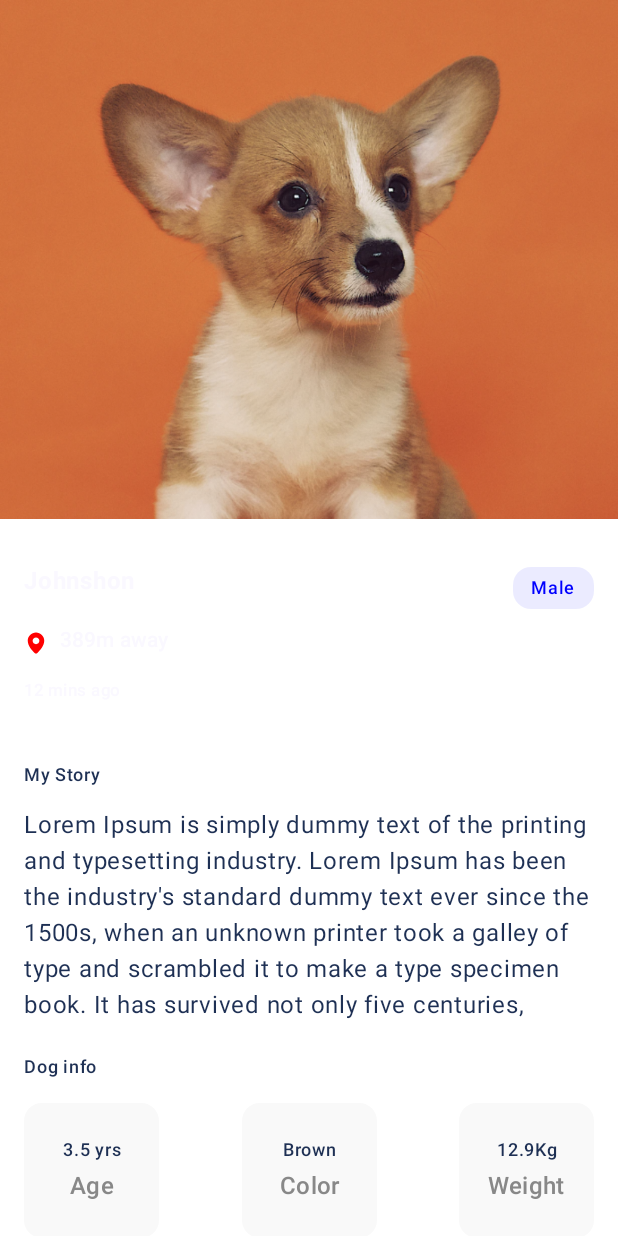
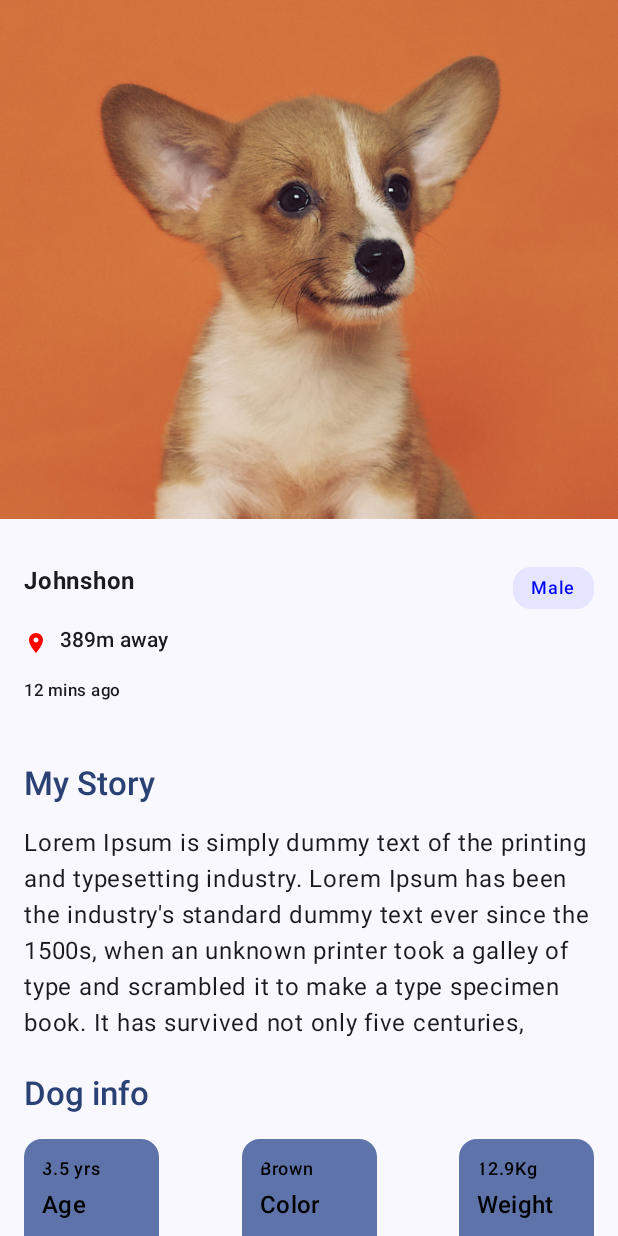
Before and after one commit to Nikhil-Dev-R/Bow-Bow, an Android app built with Jetpack Compose: the composable DetailsView called with empty values, on a phone screen of 412 x 824 dp. Run offline under Robolectric (Android 15) with nearby library versions, the phone set to English and light mode, and no system bars.

Commit message:
Final commit

```diff
--- a/app/build.gradle.kts
+++ b/app/build.gradle.kts
@@ -54,6 +54,7 @@ dependencies {
     implementation(libs.androidx.navigation.compose)
 
     implementation("androidx.compose.material:material-icons-extended:1.6.6")
+    implementation(libs.androidx.appcompat)
 
     testImplementation(libs.junit)
     androidTestImplementation(libs.androidx.junit)
--- a/app/src/main/java/com/rudraksha/bowbow/component/DogInfoCard.kt
+++ b/app/src/main/java/com/rudraksha/bowbow/component/DogInfoCard.kt
@@ -8,6 +8,8 @@ import androidx.compose.foundation.layout.fillMaxWidth
 import androidx.compose.foundation.layout.height
 import androidx.compose.foundation.layout.padding
 import androidx.compose.foundation.layout.size
+import androidx.compose.material.icons.Icons
+import androidx.compose.material.icons.filled.LocationOn
 import androidx.compose.material3.Icon
 import androidx.compose.material3.MaterialTheme
 import androidx.compose.material3.Text
@@ -33,7 +35,7 @@ fun DogInfoCard(name: String, gender: String, location: String) {
             Text(
                 text = name,
                 modifier = Modifier.padding(0.dp, 0.dp, 12.dp, 0.dp),
-                color = MaterialTheme.colorScheme.surface,
+                color = MaterialTheme.colorScheme.onSurface,
                 fontWeight = FontWeight.Bold,
                 style = MaterialTheme.typography.bodyLarge
             )
@@ -41,10 +43,8 @@ fun DogInfoCard(name: String, gender: String, location: String) {
 
             Row(verticalAlignment = Alignment.Bottom) {
 
-                val locationIcon: Painter = painterResource(id = R.drawable.ic_location)
-
                 Icon(
-                    painter = locationIcon,
+                    imageVector = Icons.Filled.LocationOn,
                     contentDescription = null,
                     modifier = Modifier.size(16.dp, 16.dp),
                     tint = Color.Red
@@ -53,7 +53,7 @@ fun DogInfoCard(name: String, gender: String, location: String) {
                 Text(
                     text = location,
                     modifier = Modifier.padding(8.dp, 12.dp, 12.dp, 0.dp),
-                    color = MaterialTheme.colorScheme.surface,
+                    color = MaterialTheme.colorScheme.onSurface,
                     style = MaterialTheme.typography.labelLarge
                 )
             }
@@ -63,7 +63,7 @@ fun DogInfoCard(name: String, gender: String, location: String) {
             Text(
                 text = "12 mins ago",
                 modifier = Modifier.padding(0.dp, 0.dp, 12.dp, 0.dp),
-                color = MaterialTheme.colorScheme.surface,
+                color = MaterialTheme.colorScheme.onSurface,
                 style = MaterialTheme.typography.labelSmall
             )
         }
--- a/app/src/main/java/com/rudraksha/bowbow/component/InfoCard.kt
+++ b/app/src/main/java/com/rudraksha/bowbow/component/InfoCard.kt
@@ -11,6 +11,9 @@ import androidx.compose.foundation.layout.padding
 import androidx.compose.foundation.layout.size
 import androidx.compose.foundation.layout.wrapContentWidth
 import androidx.compose.foundation.shape.RoundedCornerShape
+import androidx.compose.foundation.text.BasicText
+import androidx.compose.material3.Card
+import androidx.compose.material3.CardColors
 import androidx.compose.material3.MaterialTheme
 import androidx.compose.material3.Text
 import androidx.compose.runtime.Composable
@@ -25,36 +28,36 @@ import androidx.compose.ui.unit.dp
 import com.rudraksha.bowbow.R
 
 @Composable
-fun InfoCard(title: String, value: String) {
-    Box(
+fun InfoCard(title: String, value: String, containerColor: Color = MaterialTheme.colorScheme.primaryContainer) {
+    Card (
         modifier = Modifier
             .size(90.dp)
             .clip(RoundedCornerShape(12.dp))
-            .background(color = colorResource(id = R.color.card))
+            .background(color = MaterialTheme.colorScheme.primaryContainer)
             .padding(12.dp),
-        contentAlignment = Alignment.Center
+        colors = CardColors(
+            containerColor = containerColor,
+            contentColor = MaterialTheme.colorScheme.onSurface,
+            disabledContainerColor = MaterialTheme.colorScheme.primaryContainer,
+            disabledContentColor = MaterialTheme.colorScheme.onSurface
+        )
     ) {
         Column(
             verticalArrangement = Arrangement.Center,
-            modifier = Modifier.wrapContentWidth()
+            modifier = Modifier.wrapContentWidth().background(color = containerColor),
         ) {
-            Text(
+            BasicText(
                 text = value,
                 modifier = Modifier.fillMaxWidth(),
-                color = colorResource(id = R.color.text),
                 style = MaterialTheme.typography.labelMedium,
-                fontWeight = FontWeight.W600,
-                textAlign = TextAlign.Center
             )
 
             Spacer(modifier = Modifier.height(4.dp))
 
-            Text(
+            BasicText(
                 text = title,
                 modifier = Modifier.fillMaxWidth(),
-                color = Color.Gray,
                 style = MaterialTheme.typography.titleMedium,
-                textAlign = TextAlign.Center
             )
         }
     }
--- a/app/src/main/java/com/rudraksha/bowbow/data/FakeDogDatabase.kt
+++ b/app/src/main/java/com/rudraksha/bowbow/data/FakeDogDatabase.kt
@@ -5,7 +5,7 @@ import com.rudraksha.bowbow.model.Dog
 import com.rudraksha.bowbow.model.Owner
 
 object FakeDogDatabase {
-    val owner = Owner("Rudra", "Pet Doctor & Lover", R.drawable.owner)
+    val owner = Owner("Rudra", "Pet Doctor & Lover", R.drawable.dog_owner)
     val dogList = listOf(
         Dog(
             0,
--- a/app/src/main/java/com/rudraksha/bowbow/view/Details.kt
+++ b/app/src/main/java/com/rudraksha/bowbow/view/Details.kt
@@ -46,7 +46,6 @@ import com.rudraksha.bowbow.data.FakeDogDatabase
 @OptIn(ExperimentalMaterial3Api::class)
 @Composable
 fun Details(navController: NavController, id: Int) {
-
     Scaffold(
         topBar = {
             TopAppBar(
@@ -61,7 +60,7 @@ fun Details(navController: NavController, id: Int) {
                             .clickable {
                                 navController.navigateUp()
                             },
-                        tint = colorResource(id = R.color.text)
+                        tint = MaterialTheme.colorScheme.primary
                     )
                 }
             )
@@ -79,7 +78,7 @@ fun DetailsView(
     LazyColumn(
         modifier = Modifier
             .fillMaxSize()
-            .background(color = colorResource(id = R.color.background))
+            .background(MaterialTheme.colorScheme.background)
             .padding(padding)
     ) {
         val dog = FakeDogDatabase.dogList[id]
@@ -87,7 +86,6 @@ fun DetailsView(
         // Basic details
         item {
             dog.apply {
-
                 val dogImage: Painter = painterResource(id = dog.image)
                 Image(
                     modifier = Modifier
@@ -116,7 +114,7 @@ fun DetailsView(
                     modifier = Modifier
                         .fillMaxWidth()
                         .padding(16.dp, 0.dp, 16.dp, 0.dp),
-                    color = colorResource(id = R.color.text),
+                    color = MaterialTheme.colorScheme.onSurface,
                     style = MaterialTheme.typography.bodyLarge,
                     textAlign = TextAlign.Start
                 )
@@ -137,7 +135,7 @@ fun DetailsView(
                     horizontalArrangement = Arrangement.SpaceBetween
                 ) {
                     InfoCard(title = "Age", value = dog.age.toString().plus(" yrs"))
-                    InfoCard(title = "Color", value = color)
+                    InfoCard(title = "Color", value = color,)
                     InfoCard(title = "Weight", value = weight.toString().plus("Kg"))
                 }
             }
@@ -167,7 +165,10 @@ fun DetailsView(
                     .padding(16.dp, 0.dp, 16.dp, 0.dp),
                 colors = ButtonDefaults.textButtonColors()
             ) {
-                Text("Adopt me")
+                Text(
+                    "Adopt me",
+                    color = MaterialTheme.colorScheme.onSurface
+                )
             }
             Spacer(modifier = Modifier.height(24.dp))
         }
@@ -181,8 +182,8 @@ fun Title(title: String) {
         modifier = Modifier
             .fillMaxWidth()
             .padding(16.dp, 0.dp, 0.dp, 0.dp),
-        color = colorResource(id = R.color.text),
-        style = MaterialTheme.typography.labelMedium,
+        color = MaterialTheme.colorScheme.primary,
+        style = MaterialTheme.typography.titleLarge,
         fontWeight = FontWeight.W600,
         textAlign = TextAlign.Start
     )
--- a/app/src/main/res/drawable/ic_location.xml
+++ /dev/null
@@ -1,10 +0,0 @@
-<vector xmlns:android="http://schemas.android.com/apk/res/android"
-    android:width="16dp"
-    android:height="16dp"
-    android:viewportWidth="16"
-    android:viewportHeight="16">
-    <path
-        android:fillColor="#EB5757"
-        android:fillType="evenOdd"
-        android:pathData="M8.9089,14.6791C10.4713,13.1787 13.5,9.8393 13.5,6.5C13.5,3.4624 11.0376,1 8,1C4.9624,1 2.5,3.4624 2.5,6.5C2.5,9.8393 5.5287,13.1787 7.0911,14.6791C7.606,15.1736 8.394,15.1736 8.9089,14.6791ZM8,8.75C9.2426,8.75 10.25,7.7426 10.25,6.5C10.25,5.2574 9.2426,4.25 8,4.25C6.7574,4.25 5.75,5.2574 5.75,6.5C5.75,7.7426 6.7574,8.75 8,8.75Z" />
-</vector>
--- a/app/src/main/res/values/strings.xml
+++ b/app/src/main/res/values/strings.xml
@@ -1,6 +1,6 @@
 <resources>
 
-    <string name="app_name">Wiggles</string>
-    <string name="text_home">Home</string>
-    <string name="text_details">Details</string>
+    <string name="app_name">Bow Bow</string>
+    <string name="home">Home</string>
+    <string name="details">Details</string>
 </resources>
--- a/gradle/libs.versions.toml
+++ b/gradle/libs.versions.toml
@@ -10,6 +10,7 @@ activityCompose = "1.10.0"
 composeBom = "2025.02.00"
 navigationRuntimeAndroid = "2.9.0-alpha06"
 navigationCompose = "2.8.7"
+appcompat = "1.7.0"
 
 [libraries]
 androidx-core-ktx = { group = "androidx.core", name = "core-ktx", version.ref = "coreKtx" }
@@ -28,6 +29,7 @@ androidx-ui-test-junit4 = { group = "androidx.compose.ui", name = "ui-test-junit
 androidx-material3 = { group = "androidx.compose.material3", name = "material3" }
 androidx-navigation-runtime-android = { group = "androidx.navigation", name = "navigation-runtime-android", version.ref = "navigationRuntimeAndroid" }
 androidx-navigation-compose = { group = "androidx.navigation", name = "navigation-compose", version.ref = "navigationCompose" }
+androidx-appcompat = { group = "androidx.appcompat", name = "appcompat", version.ref = "appcompat" }
 
 [plugins]
 android-application = { id = "com.android.application", version.ref = "agp" }
```
Also changed, not shown: app/src/main/java/com/rudraksha/bowbow/MainActivity.kt (+27 -22 lines), app/src/main/java/com/rudraksha/bowbow/component/ItemDogCard.kt (+6 -7 lines), app/src/main/java/com/rudraksha/bowbow/component/TopBar.kt (+26 -36 lines), app/src/main/java/com/rudraksha/bowbow/view/Home.kt (+34 -6 lines), app/src/main/res/drawable-v24/owner.png (deleted), app/src/main/res/drawable/dog_owner.png (added), 1 other file.
